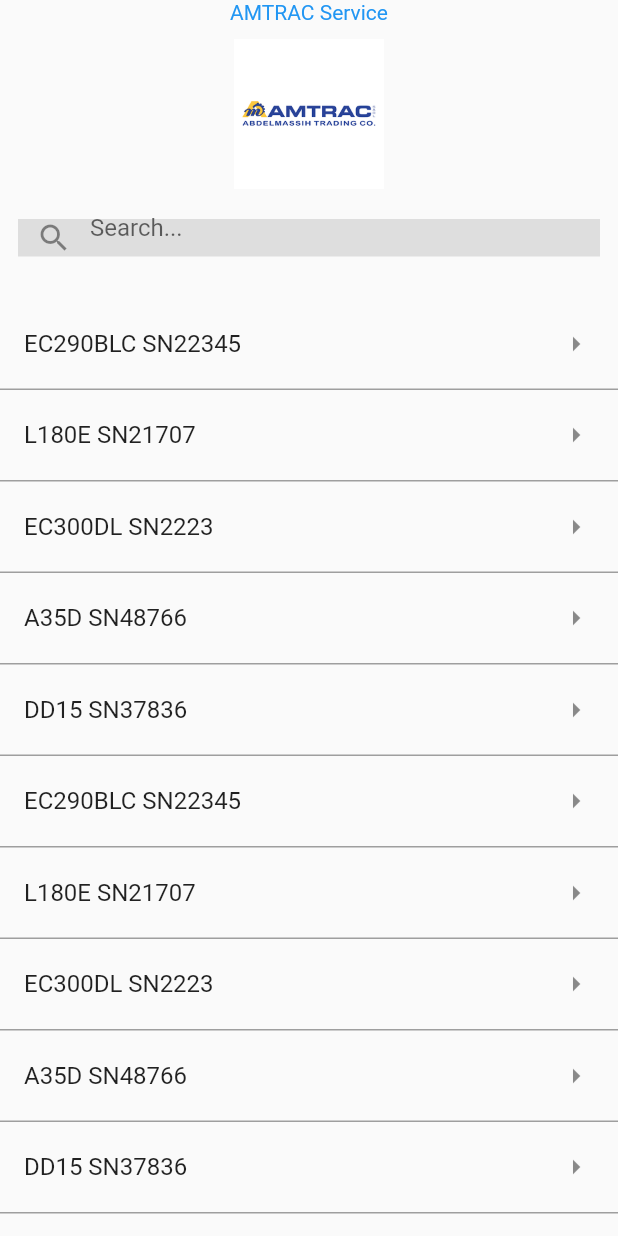
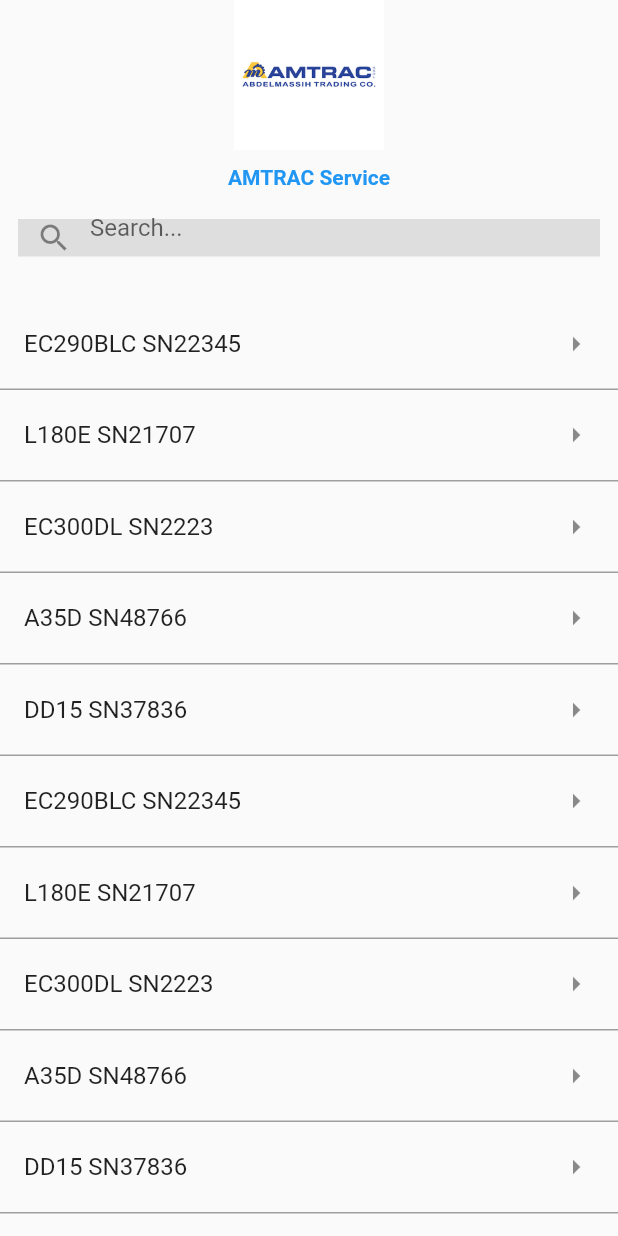
Before and after one commit to RoyHob/amt_vol, a Flutter app: the EngineSearch screen opened by its route, on a phone screen of 412 x 824 dp. Run offline on Flutter 3.47's test engine with Material 2 defaults, Android fonts, the phone set to English and light mode, and no system bars.

```diff
--- a/lib/ui/screens/engine_search.dart
+++ b/lib/ui/screens/engine_search.dart
@@ -34,15 +34,13 @@ class _EngineSearchState extends State<EngineSearch> {
     return Scaffold(
         body: Column(
       children: [
+        Container(height: 100, width: 150, child: Image.asset("lib/assets/amtrac.png")),
+        SizedBox(height: 10),
         Text(
           "AMTRAC Service",
-          style: TextStyle(
-            color: Colors.blue,
-          ),
+          style: TextStyle(color: Colors.blue, fontWeight: FontWeight.bold),
           textAlign: TextAlign.center,
         ),
-        SizedBox(height: 10),
-        Container(height: 100, width: 150, child: Image.asset("lib/assets/amtrac.png")),
         Padding(
           padding: const EdgeInsets.fromLTRB(12, 20, 12, 0),
           child: Container(
```
Also changed, not shown: 1 other file.
